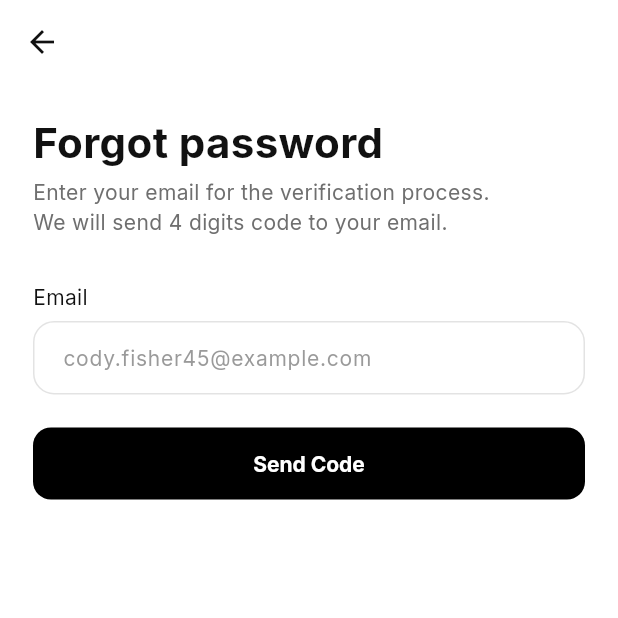
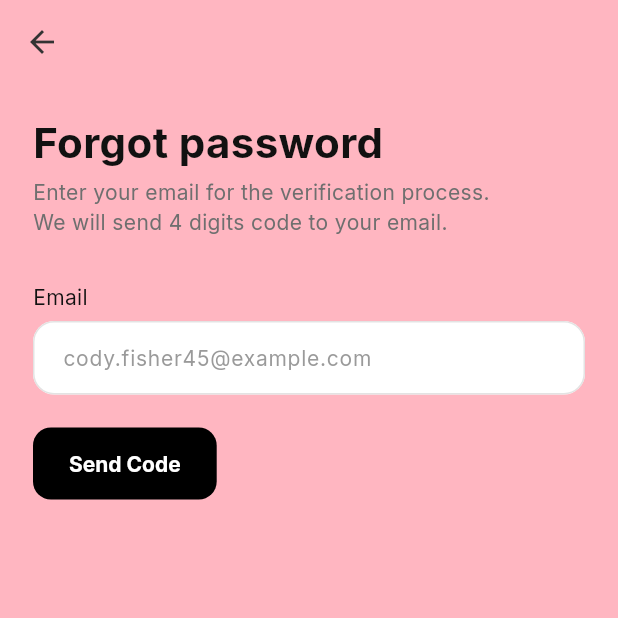
Before and after one commit to Bruhan/Ecommerce_Mobile_App_Flutter, a Flutter app: the screen it shows after launch, after a tap on "Reset your password", on a phone screen of 412 x 824 dp, the top half of it. Run offline on Flutter 3.47's test engine with Material 3 defaults, Android fonts, the phone set to English and light mode, and no system bars; our stand-ins replace flutter_secure_storage, google_fonts, google_maps_flutter, shared_preferences; accounts and stored records are empty; network calls fail.

Commit message:
Add full Flutter Projects

```diff
--- a/lib/globals/globals.dart
+++ b/lib/globals/globals.dart
@@ -1,7 +1,21 @@
 class Globals {
-  static String plant = "C2620614616S2T";
+  // Bookstore Plant ID: C2620614616S2T
+  // Clothing Store Plant ID: C7416406502S2T
+  static String plant = "C7416406502S2T"; // default: bookstore
+
+  static bool get isClothingStore =>
+      plant == "C7416406502S2T";
+
+
+  static bool get isBookstore =>
+      plant == "C2620614616S2T";
+
   // static String ORIGIN = "localhost:3000";
   static String ORIGIN = "https://mooremarket.u-clo.com";
-  static String API_BASE_URL = "https://api-fmworker-ind.u-clo.com/AlphabitEcommerce.0.1/api";
+
+  // 🌐 BASE API URL (keep old ones commented)
+  static String API_BASE_URL =
+      "https://api-fmworker-ind.u-clo.com/AlphabitEcommerce.0.1/api";
+
   // static String API_BASE_URL = "http://10.0.2.2:9071/api";
 }
--- /dev/null
+++ b/lib/globals/theme_cavier.dart
@@ -0,0 +1,236 @@
+import 'package:flutter/material.dart';
+import 'package:google_fonts/google_fonts.dart';
+
+
+class CavierColors {
+  CavierColors._();
+
+  // Brand Colors
+  static const Color primary = Color(0xFF9C27B0); // Purple
+  static const Color onPrimary = Colors.white;
+
+  static const Color accent = Color(0xFFFF4081); // Pink
+  static const Color onAccent = Colors.white;
+
+  // Light Pink Background
+  static const Color background = Color(0xFFFFB6C1); // LightPink
+  static const Color surface = Color(0xFFFFFFFF);    // Pure white
+
+  // Text Colors
+  static const Color textDark = Color(0xFF333333); // Dark gray
+  static const Color muted = Color(0xFF777777);
+
+  static const Color error = Color(0xFFFF5252);
+}
+
+class CavierTextStyles {
+  CavierTextStyles._();
+
+  static TextTheme textTheme([Color? color]) {
+    final base = color ?? CavierColors.textDark;
+
+    final baseTheme = GoogleFonts.poppinsTextTheme().apply(
+      bodyColor: base,
+      displayColor: base,
+    );
+
+    return baseTheme.copyWith(
+      displayLarge: GoogleFonts.poppins(
+          fontSize: 34, fontWeight: FontWeight.w700, color: base),
+      displayMedium: GoogleFonts.poppins(
+          fontSize: 28, fontWeight: FontWeight.w600, color: base),
+      displaySmall: GoogleFonts.poppins(
+          fontSize: 22, fontWeight: FontWeight.w600, color: base),
+      headlineMedium: GoogleFonts.poppins(
+          fontSize: 18, fontWeight: FontWeight.w600, color: base),
+      headlineSmall: GoogleFonts.poppins(
+          fontSize: 16, fontWeight: FontWeight.w600, color: base),
+      titleLarge: GoogleFonts.poppins(
+          fontSize: 16, fontWeight: FontWeight.w600, color: base),
+      titleMedium: GoogleFonts.poppins(
+          fontSize: 14, fontWeight: FontWeight.w500, color: base),
+      titleSmall: GoogleFonts.poppins(
+          fontSize: 12, fontWeight: FontWeight.w500, color: base),
+      bodyLarge: GoogleFonts.poppins(
+          fontSize: 16, fontWeight: FontWeight.w400, color: base),
+      bodyMedium: GoogleFonts.poppins(
+          fontSize: 14, fontWeight: FontWeight.w400, color: base),
+      bodySmall: GoogleFonts.poppins(
+          fontSize: 12, fontWeight: FontWeight.w400, color: base),
+      labelLarge: GoogleFonts.poppins(
+          fontSize: 14, fontWeight: FontWeight.w600, color: base),
+      labelSmall: GoogleFonts.poppins(
+          fontSize: 12, fontWeight: FontWeight.w600, color: CavierColors.muted),
+    );
+  }
+}
+
+class CavierTheme {
+  CavierTheme._();
+
+  static final ColorScheme _scheme = ColorScheme(
+    brightness: Brightness.light,
+    primary: CavierColors.primary,
+    onPrimary: CavierColors.onPrimary,
+    secondary: CavierColors.accent,
+    onSecondary: CavierColors.onAccent,
+    error: CavierColors.error,
+    onError: Colors.white,
+    surface: CavierColors.surface,
+    onSurface: CavierColors.textDark,
+    background: CavierColors.background,
+    onBackground: CavierColors.textDark,
+  );
+
+  static final ThemeData themeData = ThemeData(
+    useMaterial3: true,
+    brightness: Brightness.light,
+    colorScheme: _scheme,
+
+    scaffoldBackgroundColor: CavierColors.background,
+    canvasColor: CavierColors.surface,
+
+    textTheme: CavierTextStyles.textTheme(CavierColors.textDark),
+
+    // AppBar
+    appBarTheme: AppBarTheme(
+      backgroundColor: CavierColors.background,
+      elevation: 0,
+      iconTheme: const IconThemeData(color: CavierColors.textDark),
+      titleTextStyle: GoogleFonts.poppins(
+        fontSize: 20,
+        fontWeight: FontWeight.w600,
+        color: CavierColors.textDark,
+      ),
+    ),
+
+    // Buttons
+    elevatedButtonTheme: ElevatedButtonThemeData(
+      style: ElevatedButton.styleFrom(
+        backgroundColor: CavierColors.accent,
+        foregroundColor: CavierColors.onAccent,
+        textStyle:
+            GoogleFonts.poppins(fontSize: 15, fontWeight: FontWeight.w600),
+        padding: const EdgeInsets.symmetric(vertical: 14, horizontal: 24),
+        shape: RoundedRectangleBorder(borderRadius: BorderRadius.circular(12)),
+      ),
+    ),
+
+    outlinedButtonTheme: OutlinedButtonThemeData(
+      style: OutlinedButton.styleFrom(
+        foregroundColor: CavierColors.primary,
+        side: const BorderSide(color: CavierColors.primary, width: 1.3),
+        textStyle:
+            GoogleFonts.poppins(fontSize: 14, fontWeight: FontWeight.w600),
+        shape: RoundedRectangleBorder(borderRadius: BorderRadius.circular(12)),
+      ),
+    ),
+
+    // Text Button
+    textButtonTheme: TextButtonThemeData(
+      style: TextButton.styleFrom(
+        foregroundColor: CavierColors.primary,
+        textStyle:
+            GoogleFonts.poppins(fontSize: 14, fontWeight: FontWeight.w600),
+      ),
+    ),
+
+    // Search Fields / Inputs
+    inputDecorationTheme: InputDecorationTheme(
+      filled: true,
+      fillColor: Colors.white,
+      hintStyle: GoogleFonts.poppins(
+        fontSize: 14,
+        fontWeight: FontWeight.w400,
+        color: CavierColors.textDark.withOpacity(0.5),
+      ),
+      prefixIconColor: CavierColors.textDark,
+      border: OutlineInputBorder(
+        borderRadius: BorderRadius.circular(14),
+        borderSide: BorderSide.none,
+      ),
+    ),
+
+    // Cards
+    cardTheme: CardThemeData(
+      color: Colors.white,
+      elevation: 0,
+      shape: RoundedRectangleBorder(
+        borderRadius: BorderRadius.circular(14),
+      ),
+    ),
+
+    // Bottom Navigation Bar
+    bottomNavigationBarTheme: BottomNavigationBarThemeData(
+      backgroundColor: Colors.white,
+      selectedItemColor: CavierColors.primary,
+      unselectedItemColor: CavierColors.muted,
+      selectedLabelStyle: GoogleFonts.poppins(
+        fontSize: 12,
+        fontWeight: FontWeight.w600,
+      ),
+      unselectedLabelStyle: GoogleFonts.poppins(
+        fontSize: 12,
+        fontWeight: FontWeight.w400,
+      ),
+      type: BottomNavigationBarType.fixed,
+      elevation: 10,
+    ),
+
+    // Switches
+    switchTheme: SwitchThemeData(
+      thumbColor: MaterialStateProperty.resolveWith(
+        (states) =>
+            states.contains(MaterialState.selected)
+                ? CavierColors.primary
+                : CavierColors.muted,
+      ),
+      trackColor: MaterialStateProperty.resolveWith(
+        (states) =>
+            states.contains(MaterialState.selected)
+                ? CavierColors.primary.withOpacity(0.4)
+                : CavierColors.muted.withOpacity(0.3),
+      ),
+    ),
+
+    // Checkbox
+    checkboxTheme: CheckboxThemeData(
+      fillColor: MaterialStateProperty.resolveWith(
+        (states) =>
+            states.contains(MaterialState.selected)
+                ? CavierColors.primary
+                : CavierColors.muted,
+      ),
+    ),
+
+    // Radio
+    radioTheme: RadioThemeData(
+      fillColor: MaterialStateProperty.resolveWith(
+        (states) =>
+            states.contains(MaterialState.selected)
+                ? CavierColors.primary
+                : CavierColors.muted,
+      ),
+    ),
+
+    // Dialogs
+    dialogTheme: DialogThemeData(
+      backgroundColor: Colors.white,
+      shape: RoundedRectangleBorder(borderRadius: BorderRadius.circular(16)),
+      titleTextStyle: GoogleFonts.poppins(
+        fontSize: 18,
+        fontWeight: FontWeight.w700,
+        color: CavierColors.textDark,
+      ),
+      contentTextStyle: GoogleFonts.poppins(
+        fontSize: 15,
+        fontWeight: FontWeight.w400,
+        color: CavierColors.textDark,
+      ),
+    ),
+  );
+
+  static ThemeData themeFromPlantId(String plantId) {
+    return themeData;
+  }
+}
--- a/lib/main.dart
+++ b/lib/main.dart
@@ -1,9 +1,16 @@
 import 'dart:convert';
-
 import 'package:flutter/material.dart';
 import 'package:flutter_secure_storage/flutter_secure_storage.dart';
+
+// 🔹 Globals (contains plant ID and theme selector)
 import 'globals/globals.dart';
+
+// 🔹 Bookstore theme (existing)
 import 'globals/theme.dart';
+
+// 🔹 Clothing-store theme (new)
+import 'globals/theme_cavier.dart';
+
 import 'modules/auth/lib/jwt.dart';
 import 'routes/route_generator.dart';
 import 'routes/routes.dart';
@@ -13,7 +20,7 @@ final storage = FlutterSecureStorage();
 
 String decodeJwt(String token) {
   final parts = token.split('.');
-  if(parts.length != 3) {
+  if (parts.length != 3) {
     throw Exception('Invalid JWT Token');
   }
 
@@ -27,13 +34,9 @@ String decodeJwt(String token) {
 
 Map<String, dynamic>? processJwt(String accessToken) {
   try {
-
     final decodedPayload = decodeJwt(accessToken);
     final payloadMap = json.decode(decodedPayload);
 
-    // print("Decoded Payload: $payloadMap");
-    // print("Expiration: ${payloadMap['exp']}");
-    // print("Subject: ${payloadMap['sub']}");
     return payloadMap;
   } catch (e) {
     print("Error decoding JWT: $e");
@@ -46,10 +49,7 @@ Future<void> clearStorageOnFirstLaunch() async {
   final isFirstLaunch = prefs.getBool('isFirstLaunch') ?? true;
 
   if (isFirstLaunch) {
-    // Clear all secure storage
     await storage.deleteAll();
-
-    // Set first launch flag to false
     await prefs.setBool('isFirstLaunch', false);
   }
 }
@@ -68,7 +68,6 @@ class MyApp extends StatefulWidget {
 }
 
 class _MyAppState extends State<MyApp> {
-
   Future<String> get jwtOrEmpty async {
     try {
       final jwt = await storage.read(key: "jwt").timeout(
@@ -86,10 +85,28 @@ class _MyAppState extends State<MyApp> {
 
   @override
   Widget build(BuildContext context) {
+    // --------------------------------------------------------------
+    // ✅ OPTION 2 — If-else condition BEFORE building MaterialApp
+    // --------------------------------------------------------------
+
+    ThemeData selectedTheme;
+
+    if (Globals.isClothingStore) {
+      // Clothing-store → Modern Minimal + Poppins (theme_cavier.dart)
+      selectedTheme = CavierTheme.themeData;
+    } else {
+      // Bookstore → Default Alphabit theme
+      selectedTheme = buildAppTheme();
+    }
+
+    // --------------------------------------------------------------
+    // MaterialApp now uses the selected theme
+    // --------------------------------------------------------------
+
     return MaterialApp(
       title: 'Alphabit Ecommerce App',
       debugShowCheckedModeBanner: false,
-      theme: buildAppTheme(),
+      theme: selectedTheme, // <--- IMPORTANT CHANGE
       initialRoute: Routes.splash,
       onGenerateRoute: (settings) => RouteGenerator.generateRoute(settings),
       builder: (context, child) {
@@ -101,7 +118,6 @@ class _MyAppState extends State<MyApp> {
       home: FutureBuilder(
         future: jwtOrEmpty,
         builder: (context, snapshot) {
-
           if (snapshot.connectionState == ConnectionState.waiting) {
             return const Scaffold(
               body: Center(child: CircularProgressIndicator()),
@@ -126,19 +142,20 @@ class _MyAppState extends State<MyApp> {
           }
 
           final expiration = DateTime.fromMillisecondsSinceEpoch(
-                  decodedJWT["exp"] * 1000);
+            decodedJWT["exp"] * 1000,
+          );
 
           if (expiration.isAfter(DateTime.now())) {
             return _navigateTo(context, Routes.home);
-
           } else {
             return _navigateTo(context, Routes.login);
           }
 
-          Future.microtask(() => Navigator.pushReplacementNamed(context, Routes.login));
+          Future.microtask(
+              () => Navigator.pushReplacementNamed(context, Routes.login));
           return Container();
-
-        })
+        },
+      ),
     );
   }
 
--- a/lib/widgets/product_card.dart
+++ b/lib/widgets/product_card.dart
@@ -1,4 +1,3 @@
-// lib/widgets/product_card.dart
 import 'package:flutter/material.dart';
 import '../globals/theme.dart';
 
@@ -6,13 +5,11 @@ class ProductCard extends StatelessWidget {
   final String imageUrl;
   final String title;
   final int price;
-  final double? discount; // 0.52 => 52%
+  final double? discount;
   final VoidCallback? onTap;
-
-  // NEW options
   final String? author;
-  final double? rating; // 4.5
-  final String? badge; // e.g. "Best Seller", "New", "Sale"
+  final double? rating;
+  final String? badge;
 
   const ProductCard({
     super.key,
@@ -29,12 +26,17 @@ class ProductCard extends StatelessWidget {
   Widget _buildStars(double r, {double size = 12}) {
     final full = r.floor();
     final half = (r - full) >= 0.5;
+
     return Row(
       children: List.generate(5, (i) {
         IconData icon;
-        if (i < full) icon = Icons.star;
-        else if (i == full && half) icon = Icons.star_half;
-        else icon = Icons.star_border;
+        if (i < full) {
+          icon = Icons.star;
+        } else if (i == full && half) {
+          icon = Icons.star_half;
+        } else {
+          icon = Icons.star_border;
+        }
         return Icon(icon, size: size, color: Colors.amber.shade700);
       }),
     );
@@ -52,6 +54,7 @@ class ProductCard extends StatelessWidget {
       child: Column(
         crossAxisAlignment: CrossAxisAlignment.start,
         children: [
+          // IMAGE AREA
           AspectRatio(
             aspectRatio: 1,
             child: Stack(
@@ -66,7 +69,9 @@ class ProductCard extends StatelessWidget {
                         if (progress == null) return child;
                         return Container(
                           color: AppColors.bg,
-                          child: const Center(child: CircularProgressIndicator(strokeWidth: 2)),
+                          child: const Center(
+                            child: CircularProgressIndicator(strokeWidth: 2),
+                          ),
                         );
                       },
                       errorBuilder: (_, __, ___) => Container(
@@ -78,29 +83,45 @@ class ProductCard extends StatelessWidget {
                   ),
                 ),
 
-                // Badge / ribbon (top-left)
+                // BADGE
                 if (showBadge)
                   Positioned(
                     left: 8,
                     top: 8,
                     child: Container(
-                      padding: const EdgeInsets.symmetric(horizontal: 8, vertical: 6),
+                      padding: const EdgeInsets.symmetric(
+                          horizontal: 8, vertical: 6),
                       decoration: BoxDecoration(
                         gradient: LinearGradient(
                           colors: badge!.toLowerCase().contains('sale')
                               ? [Colors.red.shade400, Colors.red.shade700]
                               : badge!.toLowerCase().contains('new')
                                   ? [Colors.blue.shade400, Colors.blue.shade700]
-                                  : [Colors.orange.shade400, Colors.orange.shade700],
+                                  : [
+                                      Colors.orange.shade400,
+                                      Colors.orange.shade700
+                                    ],
                         ),
                         borderRadius: BorderRadius.circular(8),
-                        boxShadow: [BoxShadow(color: Colors.black12, blurRadius: 6, offset: const Offset(0, 2))],
+                        boxShadow: [
+                          BoxShadow(
+                            color: Colors.black12,
+                            blurRadius: 6,
+                            offset: const Offset(0, 2),
                           ),
-                      child: Text(badge!, style: AppTextStyles.caption?.copyWith(color: Colors.white, fontWeight: FontWeight.w800)),
+                        ],
+                      ),
+                      child: Text(
+                        badge!,
+                        style: AppTextStyles.caption?.copyWith(
+                          color: Colors.white,
+                          fontWeight: FontWeight.w800,
+                        ),
+                      ),
                     ),
                   ),
 
-                // heart overlay top-right (keeps previous look)
+                // FAVORITE ICON
                 Positioned(
                   top: 8,
                   right: 8,
@@ -125,9 +146,15 @@ class ProductCard extends StatelessWidget {
               ],
             ),
           ),
+
           const SizedBox(height: AppSpacing.sm),
 
-          // Title
+          // CONTENT SECTION — MAKE FLEXIBLE TO AVOID OVERFLOW
+          Flexible(
+            child: Column(
+              crossAxisAlignment: CrossAxisAlignment.start,
+              children: [
+                // TITLE
                 Text(
                   title,
                   style: AppTextStyles.body,
@@ -135,46 +162,59 @@ class ProductCard extends StatelessWidget {
                   overflow: TextOverflow.ellipsis,
                 ),
 
-          // Author
+                // AUTHOR
                 if (hasAuthor) ...[
                   const SizedBox(height: 2),
                   Text(
                     author!,
-              style: AppTextStyles.caption?.copyWith(color: AppColors.textSecondary),
+                    style: AppTextStyles.caption?.copyWith(
+                      color: AppColors.textSecondary,
+                    ),
                     maxLines: 1,
                     overflow: TextOverflow.ellipsis,
                   ),
                 ],
 
-          // Rating row (small)
+                // RATING
                 if (hasRating) ...[
                   const SizedBox(height: 6),
                   Row(
                     children: [
                       _buildStars(rating ?? 0.0, size: 12),
                       const SizedBox(width: 6),
-                Text((rating ?? 0.0).toStringAsFixed(1), style: AppTextStyles.caption),
+                      Text(
+                        (rating ?? 0.0).toStringAsFixed(1),
+                        style: AppTextStyles.caption,
+                      ),
                     ],
                   ),
                 ],
 
                 const SizedBox(height: 6),
 
-          // Price + discount
+                // PRICE + DISCOUNT
                 Row(
                   children: [
-              Text('₹ $price', style: AppTextStyles.body),
+                    Text(
+                      '₹ $price',
+                      style: AppTextStyles.body,
+                    ),
                     if (discount != null) ...[
                       const SizedBox(width: 8),
                       Text(
                         '-${(discount! * 100).toStringAsFixed(0)}%',
-                  style: AppTextStyles.caption?.copyWith(color: AppColors.danger),
+                        style: AppTextStyles.caption?.copyWith(
+                          color: AppColors.danger,
+                        ),
                       ),
                     ],
                   ],
                 ),
               ],
             ),
+          ),
+        ],
+      ),
     );
   }
 }
```
Lines whose indentation alone changed are shown as unchanged.
